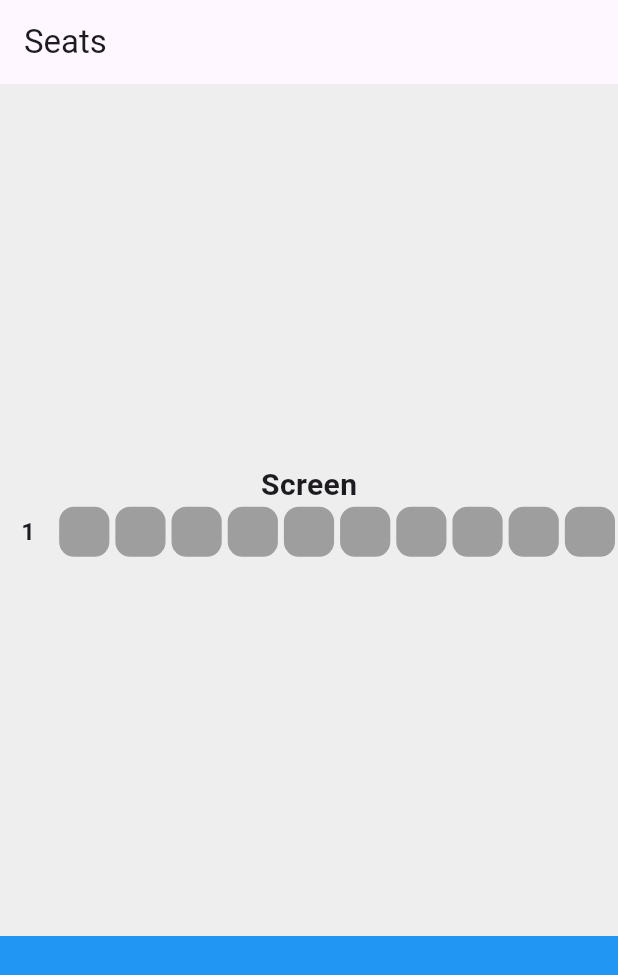
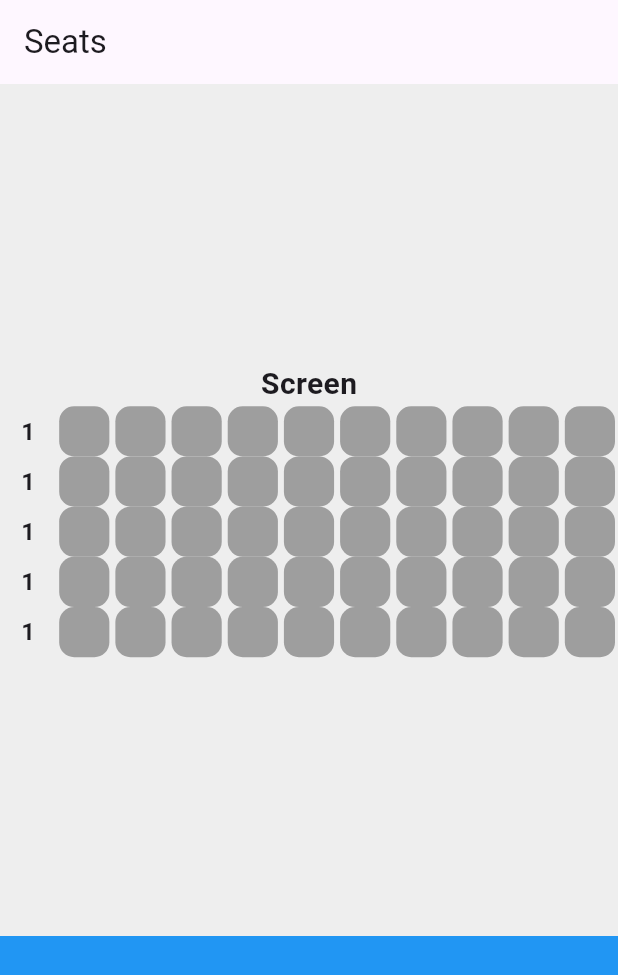
Before and after one commit to seoyeon-haru/flutter_seat_app, a Flutter app: the screen it shows after launch, on a phone screen of 412 x 824 dp. Shown: the top 975 px of the screen. Run offline on Flutter 3.47's test engine with Material 3 defaults, Android fonts, the phone set to English and light mode, and no system bars.

Commit message:
Extract row Method

```diff
--- a/lib/seat_select_box.dart
+++ b/lib/seat_select_box.dart
@@ -14,7 +14,18 @@ class SeatSelectBox extends StatelessWidget {
               fontWeight: FontWeight.bold,
             ),
           ),
-          Row(
+          row(),
+          row(),
+          row(),
+          row(),
+          row(),
+        ],
+      ),
+    );
+  }
+
+  Row row() {
+    return Row(
           children: [
             Expanded(
               child: Center(
@@ -35,9 +46,6 @@ class SeatSelectBox extends StatelessWidget {
             seat(),
             seat(),
           ],
-          ),
-        ],
-      ),
         );
   }
 
```
Lines whose indentation alone changed are shown as unchanged.
